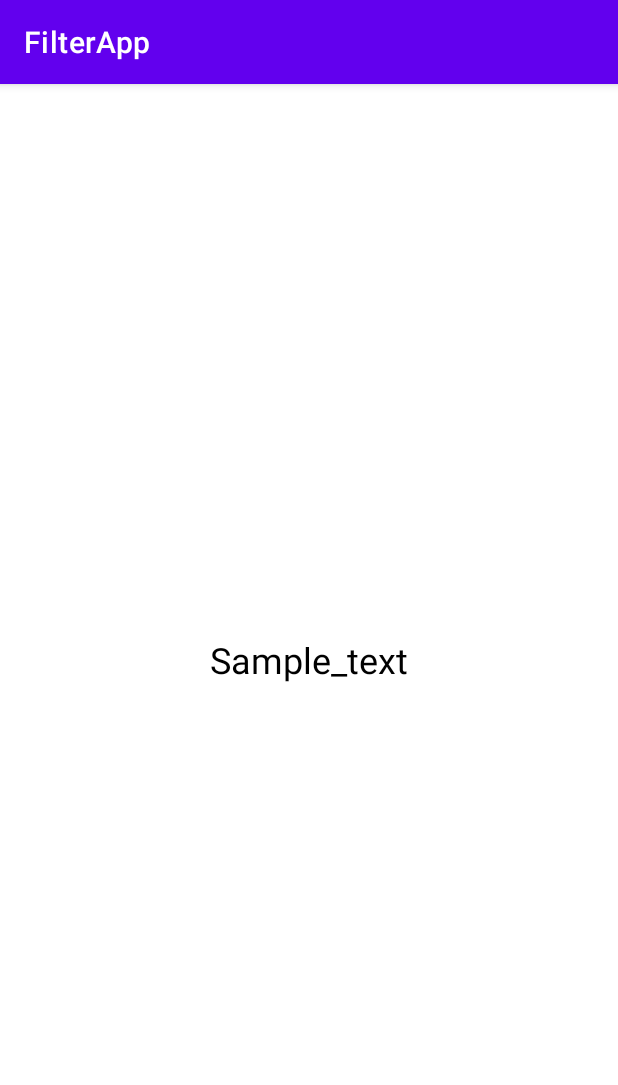
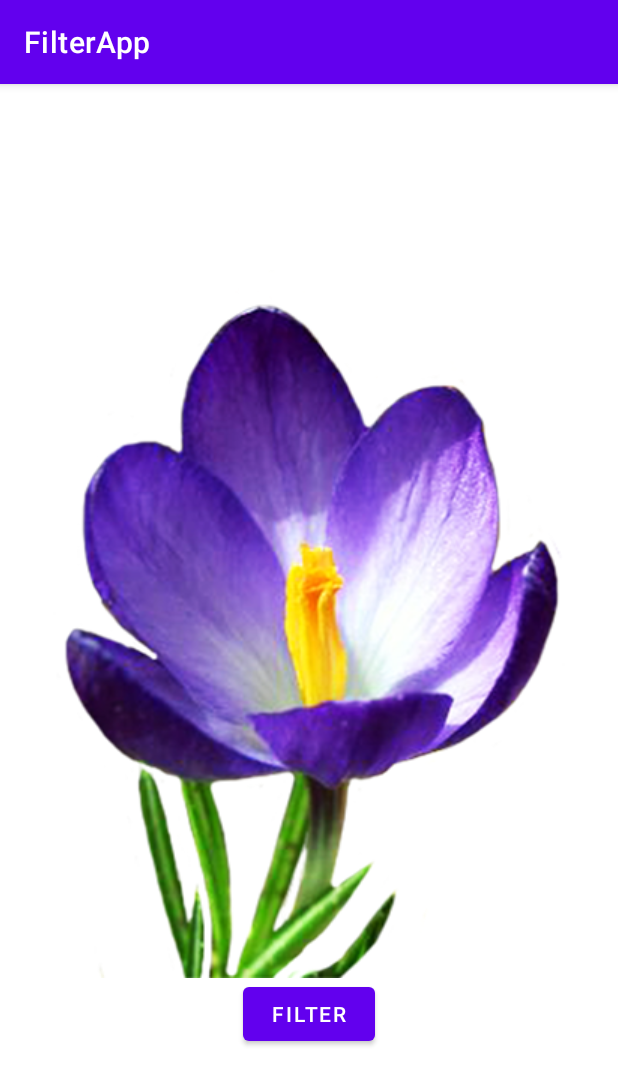
Before and after one commit to nOmeep/nuchenarodpognali, an Android app: the screen it shows after launch (MainActivity), on a phone screen of 412 x 824 dp. Shown: the top 1085 px of the screen. Run offline under Robolectric (Android 15) with nearby library versions, the phone set to English and light mode, and no system bars.

Commit message:
Bitmap filters. Probably it would be replaced with ImageView filters instead due to bitmap related problems

```diff
--- a/app/src/main/java/com/sevastyan/app/MainActivity.kt
+++ b/app/src/main/java/com/sevastyan/app/MainActivity.kt
@@ -1,12 +1,21 @@
 package com.sevastyan.app
 
 import android.os.Bundle
+import android.widget.Button
+import android.widget.ImageView
 import androidx.appcompat.app.AppCompatActivity
-import com.sevastyan.app.R
+import com.sevastyan.kfilters.utils.ImageViewUtils.toGrayscale
 
 class MainActivity: AppCompatActivity() {
     override fun onCreate(savedInstanceState: Bundle?) {
         super.onCreate(savedInstanceState)
         setContentView(R.layout.activity_main_layout)
+
+        val testImage = findViewById<ImageView>(R.id.test_image_view)
+        val filterButton = findViewById<Button>(R.id.test_button)
+
+        filterButton.setOnClickListener {
+            testImage.toGrayscale()
+        }
     }
 }
--- a/app/src/main/res/layout/activity_main_layout.xml
+++ b/app/src/main/res/layout/activity_main_layout.xml
@@ -2,13 +2,22 @@
 <LinearLayout xmlns:android="http://schemas.android.com/apk/res/android"
     android:layout_width="match_parent"
     android:layout_height="match_parent"
-    android:gravity="center">
+    android:gravity="center"
+    android:orientation="vertical">
 
-    <TextView
+    <ImageView
+        android:id="@+id/test_image_view"
         android:layout_width="wrap_content"
         android:layout_height="wrap_content"
-        android:text="@string/sample_text"
-        android:textColor="@color/black"
-        android:textSize="@dimen/sample_text_size" />
+        android:minWidth="50dp"
+        android:minHeight="50dp"
+        android:src="@drawable/flower_image"
+        android:contentDescription="@string/test_image_view_content_description" />
+
+    <Button
+        android:id="@+id/test_button"
+        android:layout_width="wrap_content"
+        android:layout_height="wrap_content"
+        android:text="@string/test_filter_button_text" />
 
 </LinearLayout>
--- a/app/src/main/res/values/strings.xml
+++ b/app/src/main/res/values/strings.xml
@@ -1,4 +1,6 @@
 <resources>
     <string name="app_name">FilterApp</string>
     <string name="sample_text">Sample_text</string>
+    <string name="test_filter_button_text">Filter</string>
+    <string name="test_image_view_content_description">Test image view content description</string>
 </resources>
```
Also changed, not shown: app/src/main/java/com/sevastyan/kfilters/filters/Filter.kt (added, +14 -0 lines), app/src/main/java/com/sevastyan/kfilters/filters/standart/Blur.kt (added, +12 -0 lines), app/src/main/java/com/sevastyan/kfilters/filters/standart/GrayScale.kt (added, +30 -0 lines), app/src/main/java/com/sevastyan/kfilters/filters/standart/Median.kt (added, +12 -0 lines), app/src/main/java/com/sevastyan/kfilters/utils/ImageViewUtils.kt (added, +47 -0 lines), app/src/main/res/drawable/flower_image.png (added), 1 other file.
